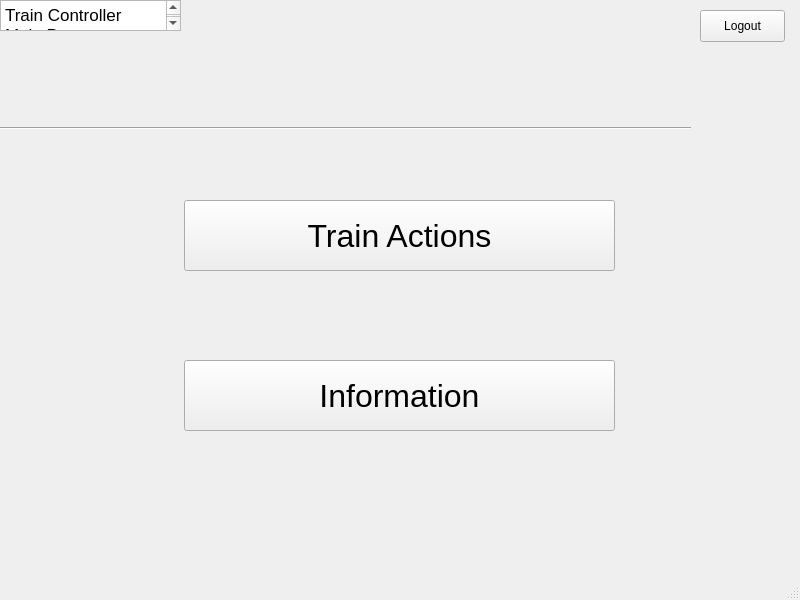
The window that src/SWTrainController/UI/TrainController.ui (aet37/ECE1140-Project) describes before a commit, drawn with Qt 5.
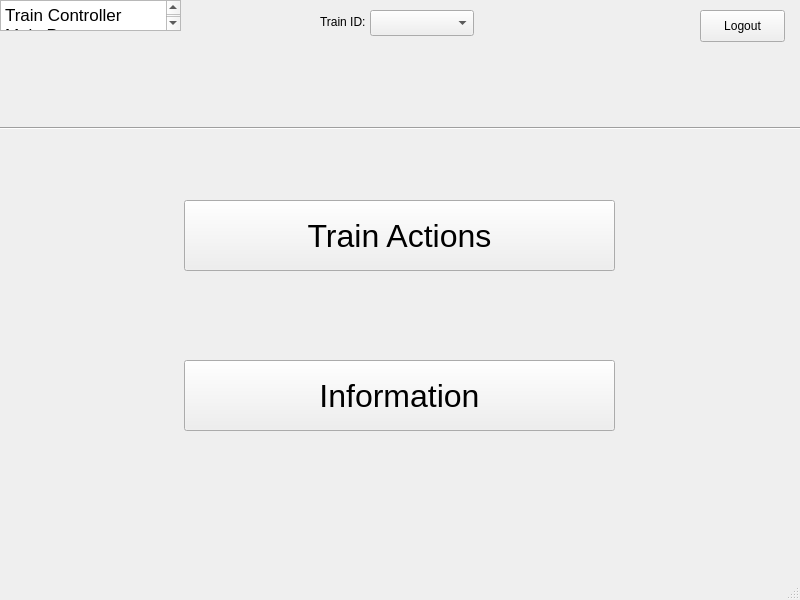
The same window after the commit.

Patch:
```diff
--- a/src/SWTrainController/UI/TrainController.ui
+++ b/src/SWTrainController/UI/TrainController.ui
@@ -85,7 +85,7 @@
      <rect>
       <x>-110</x>
       <y>120</y>
-      <width>801</width>
+      <width>911</width>
       <height>16</height>
      </rect>
     </property>
@@ -93,6 +93,29 @@
      <enum>Qt::Horizontal</enum>
     </property>
    </widget>
+   <widget class="QComboBox" name="comboBox">
+    <property name="geometry">
+     <rect>
+      <x>370</x>
+      <y>10</y>
+      <width>104</width>
+      <height>26</height>
+     </rect>
+    </property>
+   </widget>
+   <widget class="QLabel" name="label">
+    <property name="geometry">
+     <rect>
+      <x>320</x>
+      <y>14</y>
+      <width>60</width>
+      <height>16</height>
+     </rect>
+    </property>
+    <property name="text">
+     <string>Train ID:</string>
+    </property>
+   </widget>
   </widget>
   <widget class="QStatusBar" name="statusbar"/>
  </widget>
```
